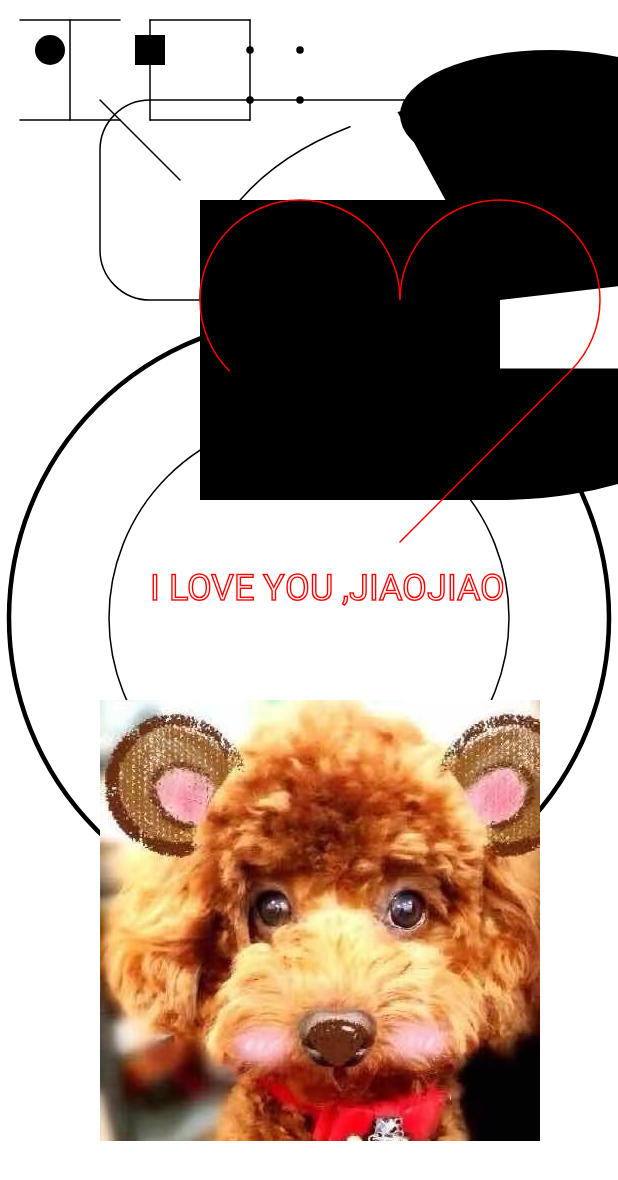
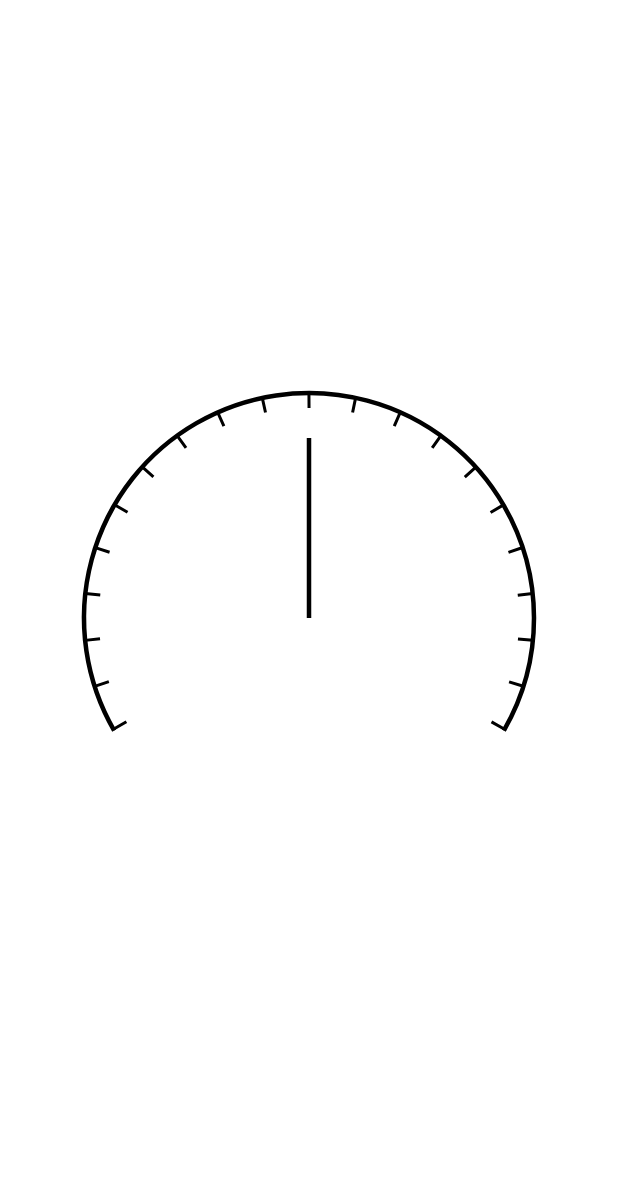
Before and after one commit to jiaoery/MyAndroidKotlin, an Android app: the CustomViewActivity screen opened directly, with no data from a screen before it, on a phone screen of 412 x 824 dp. Shown: the top 1180 px of the screen. Run offline under Robolectric (Android 15) with nearby library versions, the phone set to English and light mode, and no system bars; our stand-ins replace CircleImageView, data binding.

Commit message:
hencoder plus measure and angel

```diff
--- a/app/build.gradle
+++ b/app/build.gradle
@@ -11,7 +11,7 @@ android {
 
     defaultConfig {
         applicationId "com.example.myandroidkotlin"
-        minSdkVersion 18
+        minSdkVersion 21
         targetSdkVersion 30
         versionCode 1
         versionName "1.0"
--- /dev/null
+++ b/app/src/main/java/com/example/myandroidkotlin/customview/DashboardView.kt
@@ -0,0 +1,57 @@
+package com.example.myandroidkotlin.customview
+
+import android.content.Context
+import android.graphics.*
+import android.util.AttributeSet
+import android.view.View
+import com.example.myandroidkotlin.utils.dp
+import kotlin.math.cos
+import kotlin.math.sin
+
+
+private const val OPEN_ANGEl =120f
+private val MARK = 10
+private val RADIUS = 150f.dp
+private val LENGTH =120f.dp
+private val DASH_WIDTH = 2f.dp
+private val DASH_HEIGHT = 10f.dp
+class DashboardView(context:Context?,attrs: AttributeSet?):View(context,attrs) {
+
+    private val paint  = Paint(Paint.ANTI_ALIAS_FLAG)
+    private val dash = Path()
+    private val path =Path()
+    private lateinit var pathDashPathEffect:PathDashPathEffect
+    init {
+        paint.style = Paint.Style.STROKE
+        paint.strokeWidth = 3f.dp
+        dash.addRect(0f,0f, DASH_WIDTH, DASH_HEIGHT,Path.Direction.CW)
+
+    }
+
+    override fun onSizeChanged(w: Int, h: Int, oldw: Int, oldh: Int) {
+        path.reset()
+        path.addArc(width/2- RADIUS,height/2- RADIUS,width/2+ RADIUS,height/2+ RADIUS,
+            90f+ OPEN_ANGEl/2,240f)
+        val pathMeasure = PathMeasure(path, false)
+        pathDashPathEffect = PathDashPathEffect(dash, (pathMeasure.length - DASH_WIDTH)/20, 0f, PathDashPathEffect.Style.ROTATE)
+    }
+
+    override fun onDraw(canvas: Canvas) {
+        super.onDraw(canvas)
+        canvas.drawPath(path,paint)
+        paint.pathEffect = pathDashPathEffect
+        canvas.drawPath(path,paint)
+        paint.pathEffect = null
+        canvas.drawLine(
+            width / 2f,
+            height / 2f,
+            (width / 2f + LENGTH * cos(markToRandians(MARK)).toFloat()),
+            (height / 2f + LENGTH * sin(markToRandians(MARK))).toFloat(),
+            paint
+        )
+    }
+
+    private fun markToRandians(mark:Int):Double{
+        return Math.toRadians((90 + OPEN_ANGEl / 2f + mark * (360 - OPEN_ANGEl) / 20f).toDouble())
+    }
+}
--- a/app/src/main/res/layout/activity_custom_view.xml
+++ b/app/src/main/res/layout/activity_custom_view.xml
@@ -1,13 +1,13 @@
 <?xml version="1.0" encoding="utf-8"?>
 <layout>
-    <com.example.myandroidkotlin.customview.TestView xmlns:android="http://schemas.android.com/apk/res/android"
+    <com.example.myandroidkotlin.customview.DashboardView xmlns:android="http://schemas.android.com/apk/res/android"
         xmlns:app="http://schemas.android.com/apk/res-auto"
         xmlns:tools="http://schemas.android.com/tools"
         android:layout_width="match_parent"
         android:layout_height="match_parent"
         tools:context=".customview.CustomViewActivity">
 
-    </com.example.myandroidkotlin.customview.TestView>
+    </com.example.myandroidkotlin.customview.DashboardView>
 
 
 </layout>
```
Also changed, not shown: app/src/main/java/com/example/myandroidkotlin/customview/PieView.kt (added, +53 -0 lines), app/src/main/java/com/example/myandroidkotlin/view/SpreadView1.java (deleted, +0 -405 lines).
